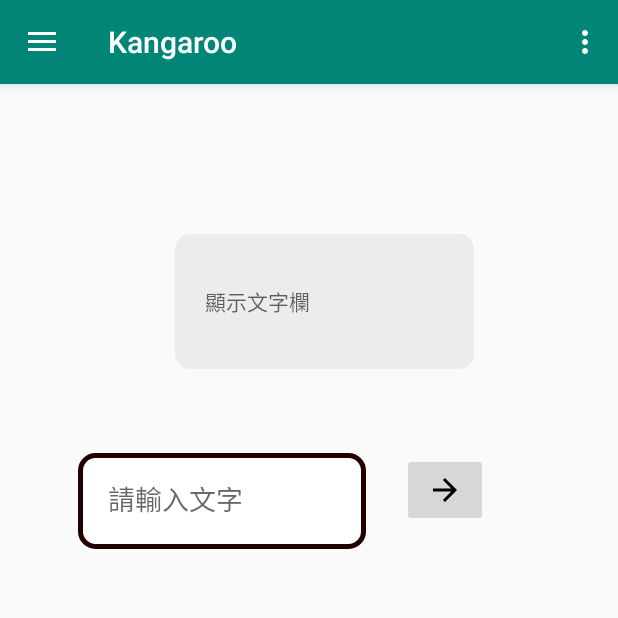
After one commit to Jonec76/Kangaroo, an Android app: the fragment fragmentDemo placed in its activity, on a phone screen of 412 x 824 dp, the top half of it. The commit adds this screen. Run offline under Robolectric (Android 15) with nearby library versions, the phone set to English and light mode, and no system bars.

Commit message:
Finish the save state function in the fragment and activity

```diff
--- /dev/null
+++ b/app/src/main/java/com/example/kangaroo/_2_fragmentDemo/fragmentDemo.kt
@@ -0,0 +1,91 @@
+package com.example.kangaroo._2_fragmentDemo
+
+import android.content.Context
+import android.os.Bundle
+import android.util.Log
+import android.view.LayoutInflater
+import android.view.View
+import android.view.ViewGroup
+import android.view.inputmethod.EditorInfo
+import android.view.inputmethod.InputMethodManager
+import androidx.fragment.app.Fragment
+import com.example.kangaroo.R
+import kotlinx.android.synthetic.main._2_fragment_demo.*
+import kotlinx.android.synthetic.main._2_fragment_demo.view.*
+
+class fragmentDemo : Fragment() {
+    var outState = Bundle()
+    val SPIN_KEY = "spin"
+    val FM_REPLACE_KEY = "replace"
+
+    override fun onCreateView(inflater: LayoutInflater, container: ViewGroup?, savedInstanceState: Bundle?): View? {
+        Log.d("state", "onCreateView")
+        val view = inflater.inflate(R.layout._2_fragment_demo, container, false)
+        if(outState != null){
+            Log.d("state", "get bundle saved")
+            Log.d("bundle", outState.toString())
+            view.show_input.text = outState.getString(FM_REPLACE_KEY)
+        }
+        if(savedInstanceState != null){
+            Log.d("state", "get bundle savedInstanceState")
+            Log.d("bundle", savedInstanceState.toString())
+            view.show_input.text = savedInstanceState.getString(FM_REPLACE_KEY)
+        }
+        view.input_edit.setOnEditorActionListener { textView, i, keyEvent ->
+            if(i == EditorInfo.IME_ACTION_DONE){
+                view.input_edit.clearFocus();
+                val imm = activity!!.getSystemService(Context.INPUT_METHOD_SERVICE) as InputMethodManager
+                imm.hideSoftInputFromWindow(view.input_edit.getWindowToken(), 0)
+                true
+            }
+            false
+        }
+        view.submit.setOnClickListener {
+            view.show_input.text = view.input_edit.text
+            view.input_edit.text.clear()
+            view.input_edit.clearFocus()
+            val imm = activity!!.getSystemService(Context.INPUT_METHOD_SERVICE) as InputMethodManager
+            imm.hideSoftInputFromWindow(view.input_edit.getWindowToken(), 0)
+        }
+        return view
+    }
+
+    override fun onResume() {
+        super.onResume()
+        Log.d("state", "onResume")
+    }
+
+    override fun onStop() {
+        super.onStop()
+        Log.d("state", "onStop")
+        Log.d("value", show_input?.text.toString())
+        saveBundle()
+    }
+
+    override fun onDestroy() {
+        Log.d("state", "onDestroy")
+        super.onDestroy()
+    }
+
+
+    override fun onSaveInstanceState(outState: Bundle) {
+        super.onSaveInstanceState(outState)
+        Log.d("state", "onSaveInstanceState")
+        outState.putString(SPIN_KEY, show_input?.text.toString())
+    }
+
+    fun saveBundle(){
+        outState.putString(FM_REPLACE_KEY, show_input?.text.toString())
+    }
+
+
+    override fun onActivityCreated(savedInstanceState: Bundle?) {
+        super.onActivityCreated(savedInstanceState)
+        Log.d("state", "onActivityCreated")
+        val spinValue = savedInstanceState?.getString(SPIN_KEY)
+        if(spinValue != null){
+            show_input.text = spinValue
+            Log.d("restore data", spinValue)
+        }
+    }
+}
--- /dev/null
+++ b/app/src/main/res/drawable/ic_arrow_forward_black_24dp.xml
@@ -0,0 +1,9 @@
+<vector xmlns:android="http://schemas.android.com/apk/res/android"
+        android:width="24dp"
+        android:height="24dp"
+        android:viewportWidth="24.0"
+        android:viewportHeight="24.0">
+    <path
+        android:fillColor="#FF000000"
+        android:pathData="M12,4l-1.41,1.41L16.17,11H4v2h12.17l-5.58,5.59L12,20l8,-8z"/>
+</vector>
--- /dev/null
+++ b/app/src/main/res/drawable/round.xml
@@ -0,0 +1,16 @@
+<shape xmlns:android="http://schemas.android.com/apk/res/android"
+       android:shape="rectangle" >
+
+    <corners
+            android:bottomLeftRadius="10dp"
+            android:bottomRightRadius="10dp"
+            android:topLeftRadius="10dp"
+            android:topRightRadius="10dp" />
+
+    <stroke
+            android:width="3dp"
+            android:color="#230000" />
+
+    <solid android:color="#FFFFFF" />
+
+</shape>
--- /dev/null
+++ b/app/src/main/res/drawable/round_solid.xml
@@ -0,0 +1,16 @@
+<shape xmlns:android="http://schemas.android.com/apk/res/android"
+       android:shape="rectangle" >
+
+    <corners
+            android:bottomLeftRadius="10dp"
+            android:bottomRightRadius="10dp"
+            android:topLeftRadius="10dp"
+            android:topRightRadius="10dp" />
+
+    <!--stroke
+            android:width="0.5dp"
+            android:color="#230000" />-->
+
+    <solid android:color="#113e3333" />
+
+</shape>
--- /dev/null
+++ b/app/src/main/res/layout/_2_fragment_demo.xml
@@ -0,0 +1,38 @@
+<?xml version="1.0" encoding="utf-8"?>
+<androidx.constraintlayout.widget.ConstraintLayout xmlns:android="http://schemas.android.com/apk/res/android"
+                                                   xmlns:app="http://schemas.android.com/apk/res-auto" xmlns:tools="http://schemas.android.com/tools" android:orientation="vertical"
+              android:layout_width="match_parent"
+              android:layout_height="match_parent"
+              android:gravity="center" android:focusable="true" android:focusableInTouchMode="true"
+                >
+    <EditText
+            android:layout_width="192dp"
+            android:layout_height="64dp"
+            android:id="@+id/input_edit"
+            android:hint="請輸入文字"
+            android:padding="20dp"
+            android:background="@drawable/round"
+            android:singleLine="true"
+            android:imeOptions="actionDone"
+            app:layout_constraintTop_toBottomOf="@+id/show_input"
+            android:layout_marginStart="52dp"
+            app:layout_constraintStart_toStartOf="parent" android:layout_marginLeft="52dp"
+            android:layout_marginTop="56dp"/>
+    <TextView
+            android:layout_width="199dp"
+            android:background="@drawable/round_solid"
+            android:gravity="center_vertical"
+            android:hint="顯示文字欄"
+            android:padding="20dp"
+            android:layout_height="90dp" app:layout_constraintEnd_toEndOf="parent"
+            android:layout_marginEnd="8dp" android:layout_marginRight="8dp"
+            app:layout_constraintStart_toStartOf="parent" android:layout_marginLeft="8dp"
+            android:layout_marginStart="8dp" android:layout_marginTop="100dp" app:layout_constraintTop_toTopOf="parent"
+            android:id="@+id/show_input" app:layout_constraintHorizontal_bias="0.551"/>
+    <ImageButton android:layout_width="57dp" android:layout_height="49dp"
+                 android:src="@drawable/ic_arrow_forward_black_24dp"
+                 android:id="@+id/submit"
+                 app:layout_constraintStart_toEndOf="@+id/input_edit" android:layout_marginLeft="24dp"
+                 android:layout_marginStart="24dp" android:layout_marginTop="56dp"
+                 app:layout_constraintTop_toBottomOf="@+id/show_input"/>
+</androidx.constraintlayout.widget.ConstraintLayout>
--- a/app/src/main/res/layout/content_main.xml
+++ b/app/src/main/res/layout/content_main.xml
@@ -7,12 +7,14 @@
         android:layout_height="match_parent"
         app:layout_behavior="@string/appbar_scrolling_view_behavior"
         tools:showIn="@layout/app_bar_main"
+
         tools:context=".MainActivity">
 
     <FrameLayout
             android:id="@+id/loginFrame"
             android:layout_width="match_parent"
             android:layout_height="match_parent"
+            android:clickable="true"
             app:layout_constraintBottom_toBottomOf="parent"
             app:layout_constraintLeft_toLeftOf="parent"
             app:layout_constraintRight_toRightOf="parent"
--- a/app/src/main/res/menu/activity_main_drawer.xml
+++ b/app/src/main/res/menu/activity_main_drawer.xml
@@ -8,6 +8,10 @@
                 android:id="@+id/nav_1"
                 android:icon="@drawable/ic_menu_camera"
                 android:title="@string/menu_1"/>
+        <item
+                android:id="@+id/nav_2"
+                android:icon="@drawable/ic_menu_camera"
+                android:title="@string/menu_2"/>
     </group>
 
 </menu>
--- a/app/src/main/res/values/strings.xml
+++ b/app/src/main/res/values/strings.xml
@@ -9,6 +9,7 @@
     <string name="facebook_app_id">529953884427198</string> <string name="fb_login_protocol_scheme">fb529953884427198</string>
     <string name="server_client_id">280860793186-lh6p5nd9lgl2llno01l5d2r93a7mj8um.apps.googleusercontent.com</string>
     <string name="menu_1">login</string>
+    <string name="menu_2">fragmentDemo</string>
     <string name="menu_gallery">Gallery</string>
     <string name="menu_slideshow">Slideshow</string>
     <string name="menu_tools">Tools</string>
```
Also changed, not shown: app/src/main/java/com/example/kangaroo/MainActivity.kt (+35 -9 lines).
